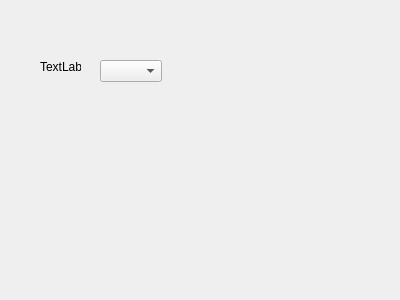
Above: wizard/addsipmbasicpage.ui from MichalRK19780524/QtDbGuiPrototypeCmake2 before the change. Below: the same form after it.
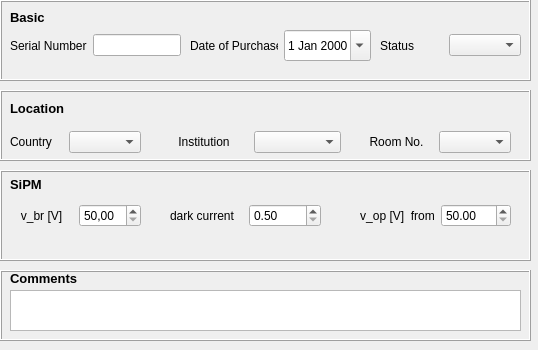
That is the form after the change.

Diff of the .ui file:
```diff
--- a/wizard/addsipmbasicpage.ui
+++ b/wizard/addsipmbasicpage.ui
@@ -6,35 +6,445 @@
    <rect>
     <x>0</x>
     <y>0</y>
-    <width>400</width>
-    <height>300</height>
+    <width>538</width>
+    <height>350</height>
    </rect>
   </property>
   <property name="windowTitle">
    <string>WizardPage</string>
   </property>
-  <widget class="QComboBox" name="comboBox">
+  <widget class="QFrame" name="frame_4">
    <property name="geometry">
     <rect>
-     <x>100</x>
-     <y>60</y>
-     <width>62</width>
-     <height>22</height>
+     <x>0</x>
+     <y>90</y>
+     <width>531</width>
+     <height>71</height>
     </rect>
    </property>
+   <property name="frameShape">
+    <enum>QFrame::Box</enum>
+   </property>
+   <property name="frameShadow">
+    <enum>QFrame::Raised</enum>
+   </property>
+   <widget class="QWidget" name="layoutWidget_5">
+    <property name="geometry">
+     <rect>
+      <x>10</x>
+      <y>40</y>
+      <width>131</width>
+      <height>24</height>
+     </rect>
+    </property>
+    <layout class="QHBoxLayout" name="horizontalLayout_country">
+     <item>
+      <widget class="QLabel" name="label_country">
+       <property name="text">
+        <string>Country </string>
+       </property>
+      </widget>
+     </item>
+     <item>
+      <widget class="QComboBox" name="comboBox_country"/>
+     </item>
+    </layout>
+   </widget>
+   <widget class="QWidget" name="layoutWidget_7">
+    <property name="geometry">
+     <rect>
+      <x>160</x>
+      <y>40</y>
+      <width>181</width>
+      <height>24</height>
+     </rect>
+    </property>
+    <layout class="QHBoxLayout" name="horizontalLayout_instytution">
+     <item>
+      <widget class="QLabel" name="label_institution">
+       <property name="text">
+        <string>Institution</string>
+       </property>
+       <property name="alignment">
+        <set>Qt::AlignCenter</set>
+       </property>
+      </widget>
+     </item>
+     <item>
+      <widget class="QComboBox" name="comboBox_institution"/>
+     </item>
+    </layout>
+   </widget>
+   <widget class="QWidget" name="layoutWidget_8">
+    <property name="geometry">
+     <rect>
+      <x>360</x>
+      <y>40</y>
+      <width>151</width>
+      <height>24</height>
+     </rect>
+    </property>
+    <layout class="QHBoxLayout" name="horizontalLayout_room">
+     <item>
+      <widget class="QLabel" name="label_room">
+       <property name="text">
+        <string>Room No.</string>
+       </property>
+       <property name="alignment">
+        <set>Qt::AlignCenter</set>
+       </property>
+      </widget>
+     </item>
+     <item>
+      <widget class="QComboBox" name="comboBox_room"/>
+     </item>
+    </layout>
+   </widget>
+   <widget class="QLabel" name="label_4">
+    <property name="geometry">
+     <rect>
+      <x>10</x>
+      <y>10</y>
+      <width>61</width>
+      <height>16</height>
+     </rect>
+    </property>
+    <property name="font">
+     <font>
+      <pointsize>10</pointsize>
+      <bold>true</bold>
+     </font>
+    </property>
+    <property name="text">
+     <string>Location</string>
+    </property>
+   </widget>
   </widget>
-  <widget class="QLabel" name="label">
+  <widget class="QFrame" name="frame_2">
    <property name="geometry">
     <rect>
-     <x>40</x>
-     <y>60</y>
-     <width>41</width>
-     <height>14</height>
+     <x>0</x>
+     <y>0</y>
+     <width>531</width>
+     <height>81</height>
     </rect>
    </property>
-   <property name="text">
-    <string>TextLabel</string>
+   <property name="font">
+    <font>
+     <bold>false</bold>
+    </font>
    </property>
+   <property name="frameShape">
+    <enum>QFrame::Box</enum>
+   </property>
+   <property name="frameShadow">
+    <enum>QFrame::Raised</enum>
+   </property>
+   <widget class="QWidget" name="layoutWidget">
+    <property name="geometry">
+     <rect>
+      <x>10</x>
+      <y>30</y>
+      <width>171</width>
+      <height>31</height>
+     </rect>
+    </property>
+    <layout class="QHBoxLayout" name="horizontalLayout_serialNumber">
+     <item>
+      <widget class="QLabel" name="label_serialNumber">
+       <property name="text">
+        <string>Serial Number</string>
+       </property>
+      </widget>
+     </item>
+     <item>
+      <widget class="QLineEdit" name="lineEdit_serialNumber"/>
+     </item>
+    </layout>
+   </widget>
+   <widget class="QWidget" name="layoutWidget_2">
+    <property name="geometry">
+     <rect>
+      <x>190</x>
+      <y>30</y>
+      <width>181</width>
+      <height>31</height>
+     </rect>
+    </property>
+    <layout class="QHBoxLayout" name="horizontalLayout_purchaseDate">
+     <item>
+      <widget class="QLabel" name="label_fromPurchaseDate">
+       <property name="text">
+        <string>Date of Purchase</string>
+       </property>
+      </widget>
+     </item>
+     <item>
+      <widget class="QDateEdit" name="dateEdit_purchaseDate">
+       <property name="sizePolicy">
+        <sizepolicy hsizetype="Preferred" vsizetype="Expanding">
+         <horstretch>0</horstretch>
+         <verstretch>0</verstretch>
+        </sizepolicy>
+       </property>
+       <property name="calendarPopup">
+        <bool>true</bool>
+       </property>
+      </widget>
+     </item>
+    </layout>
+   </widget>
+   <widget class="QWidget" name="layoutWidget_3">
+    <property name="geometry">
+     <rect>
+      <x>760</x>
+      <y>30</y>
+      <width>191</width>
+      <height>31</height>
+     </rect>
+    </property>
+    <layout class="QHBoxLayout" name="horizontalLayout_model">
+     <item>
+      <widget class="QLabel" name="label_model">
+       <property name="text">
+        <string>Model</string>
+       </property>
+      </widget>
+     </item>
+     <item>
+      <widget class="QComboBox" name="comboBox_model"/>
+     </item>
+    </layout>
+   </widget>
+   <widget class="QWidget" name="layoutWidget_4">
+    <property name="geometry">
+     <rect>
+      <x>380</x>
+      <y>30</y>
+      <width>141</width>
+      <height>31</height>
+     </rect>
+    </property>
+    <layout class="QHBoxLayout" name="horizontalLayout_status">
+     <item>
+      <widget class="QLabel" name="label_status">
+       <property name="text">
+        <string>Status</string>
+       </property>
+      </widget>
+     </item>
+     <item>
+      <widget class="QComboBox" name="comboBox_status"/>
+     </item>
+    </layout>
+   </widget>
+   <widget class="QLabel" name="label">
+    <property name="geometry">
+     <rect>
+      <x>10</x>
+      <y>10</y>
+      <width>41</width>
+      <height>14</height>
+     </rect>
+    </property>
+    <property name="font">
+     <font>
+      <pointsize>10</pointsize>
+      <bold>true</bold>
+     </font>
+    </property>
+    <property name="text">
+     <string>Basic</string>
+    </property>
+   </widget>
+  </widget>
+  <widget class="QFrame" name="frame_3">
+   <property name="geometry">
+    <rect>
+     <x>0</x>
+     <y>170</y>
+     <width>531</width>
+     <height>91</height>
+    </rect>
+   </property>
+   <property name="frameShape">
+    <enum>QFrame::Box</enum>
+   </property>
+   <property name="frameShadow">
+    <enum>QFrame::Raised</enum>
+   </property>
+   <widget class="QWidget" name="layoutWidget_9">
+    <property name="geometry">
+     <rect>
+      <x>10</x>
+      <y>30</y>
+      <width>131</width>
+      <height>31</height>
+     </rect>
+    </property>
+    <layout class="QHBoxLayout" name="horizontalLayout_purchaseDate_2">
+     <item>
+      <widget class="QLabel" name="label_vBrFrom">
+       <property name="text">
+        <string>v_br [V]</string>
+       </property>
+       <property name="alignment">
+        <set>Qt::AlignCenter</set>
+       </property>
+      </widget>
+     </item>
+     <item>
+      <widget class="QDoubleSpinBox" name="doubleSpinBox_vBrFrom">
+       <property name="locale">
+        <locale language="Polish" country="Poland"/>
+       </property>
+       <property name="minimum">
+        <double>50.000000000000000</double>
+       </property>
+       <property name="maximum">
+        <double>69.989999999999995</double>
+       </property>
+       <property name="singleStep">
+        <double>0.100000000000000</double>
+       </property>
+      </widget>
+     </item>
+    </layout>
+   </widget>
+   <widget class="QWidget" name="layoutWidget_11">
+    <property name="geometry">
+     <rect>
+      <x>170</x>
+      <y>30</y>
+      <width>151</width>
+      <height>31</height>
+     </rect>
+    </property>
+    <layout class="QHBoxLayout" name="horizontalLayout_purchaseDate_4">
+     <item>
+      <widget class="QLabel" name="label_darkCurrentFrom">
+       <property name="text">
+        <string>dark current </string>
+       </property>
+      </widget>
+     </item>
+     <item>
+      <widget class="QDoubleSpinBox" name="doubleSpinBox_darkCurrentFrom">
+       <property name="minimum">
+        <double>0.500000000000000</double>
+       </property>
+       <property name="maximum">
+        <double>1.200000000000000</double>
+       </property>
+       <property name="singleStep">
+        <double>0.010000000000000</double>
+       </property>
+       <property name="value">
+        <double>0.500000000000000</double>
+       </property>
+      </widget>
+     </item>
+    </layout>
+   </widget>
+   <widget class="QWidget" name="layoutWidget_10">
+    <property name="geometry">
+     <rect>
+      <x>360</x>
+      <y>30</y>
+      <width>151</width>
+      <height>31</height>
+     </rect>
+    </property>
+    <layout class="QHBoxLayout" name="horizontalLayout_purchaseDate_3">
+     <item>
+      <widget class="QLabel" name="label_PurchaseDateFrom">
+       <property name="text">
+        <string>v_op [V]  from</string>
+       </property>
+       <property name="alignment">
+        <set>Qt::AlignCenter</set>
+       </property>
+      </widget>
+     </item>
+     <item>
+      <widget class="QDoubleSpinBox" name="doubleSpinBox_vOpFrom">
+       <property name="minimum">
+        <double>50.000000000000000</double>
+       </property>
+       <property name="maximum">
+        <double>69.989999999999995</double>
+       </property>
+       <property name="singleStep">
+        <double>0.100000000000000</double>
+       </property>
+      </widget>
+     </item>
+    </layout>
+   </widget>
+   <widget class="QLabel" name="label_2">
+    <property name="geometry">
+     <rect>
+      <x>10</x>
+      <y>0</y>
+      <width>70</width>
+      <height>29</height>
+     </rect>
+    </property>
+    <property name="font">
+     <font>
+      <pointsize>10</pointsize>
+      <bold>true</bold>
+     </font>
+    </property>
+    <property name="text">
+     <string>SiPM</string>
+    </property>
+   </widget>
+  </widget>
+  <widget class="QFrame" name="frame">
+   <property name="geometry">
+    <rect>
+     <x>0</x>
+     <y>270</y>
+     <width>531</width>
+     <height>71</height>
+    </rect>
+   </property>
+   <property name="frameShape">
+    <enum>QFrame::Box</enum>
+   </property>
+   <property name="frameShadow">
+    <enum>QFrame::Raised</enum>
+   </property>
+   <widget class="QLabel" name="label_3">
+    <property name="geometry">
+     <rect>
+      <x>10</x>
+      <y>0</y>
+      <width>71</width>
+      <height>16</height>
+     </rect>
+    </property>
+    <property name="font">
+     <font>
+      <pointsize>10</pointsize>
+      <bold>true</bold>
+     </font>
+    </property>
+    <property name="text">
+     <string>Comments</string>
+    </property>
+   </widget>
+   <widget class="QTextEdit" name="textEdit">
+    <property name="geometry">
+     <rect>
+      <x>10</x>
+      <y>20</y>
+      <width>511</width>
+      <height>41</height>
+     </rect>
+    </property>
+   </widget>
   </widget>
  </widget>
  <resources/>
```
